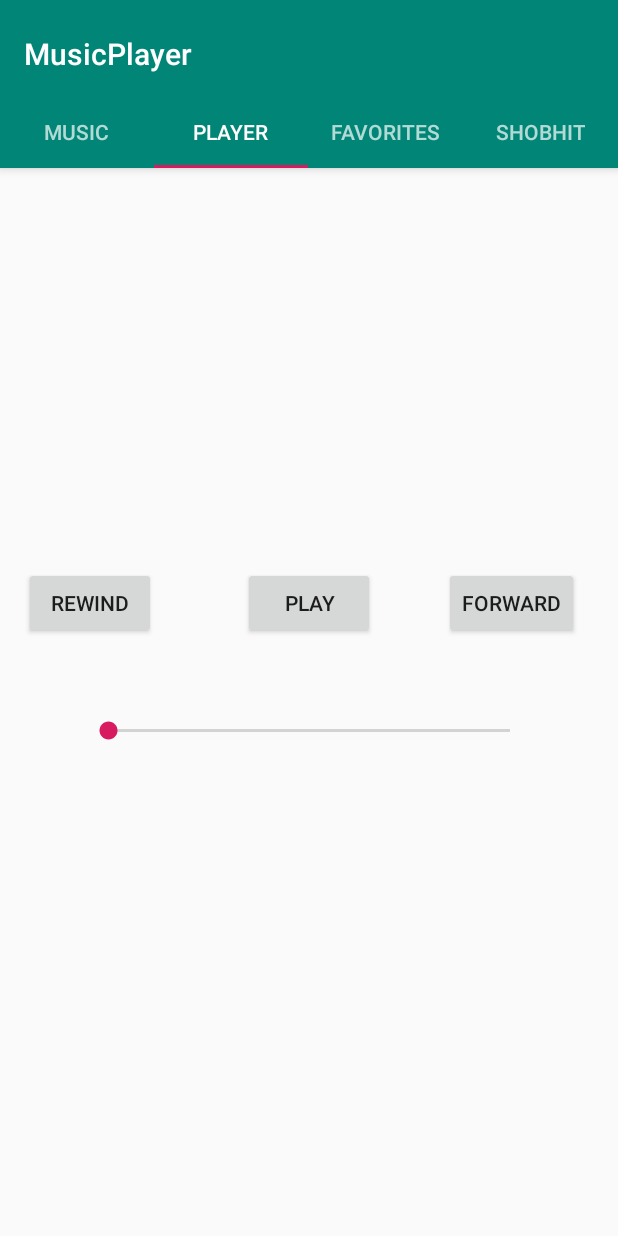
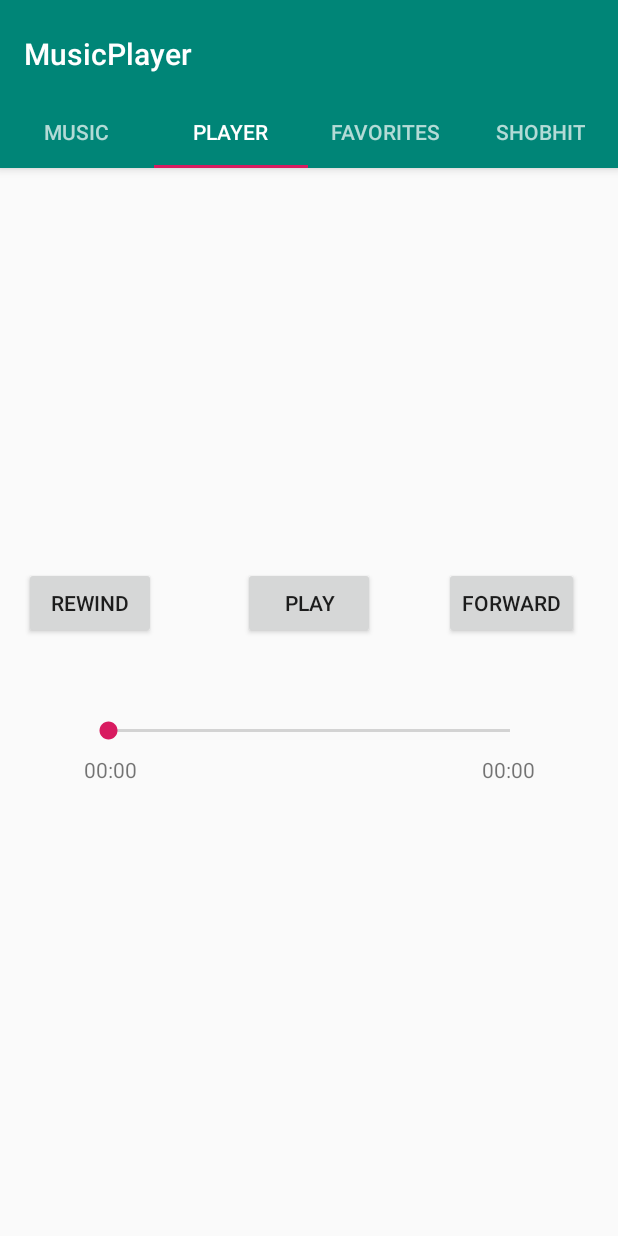
Before and after one commit to AneeshCRao/MusicPlayer_MAD, an Android app: the screen it shows after launch (MainActivity), tab 2 chosen, on a phone screen of 412 x 824 dp. Run offline under Robolectric (Android 15) with nearby library versions, the phone set to English and light mode, and no system bars.

```diff
--- a/app/src/main/java/com/example/musicplayer/MainActivity.java
+++ b/app/src/main/java/com/example/musicplayer/MainActivity.java
@@ -28,6 +28,8 @@ import android.widget.TextView;
 import android.widget.Toast;
 
 import java.util.ArrayList;
+import java.util.Timer;
+import java.util.TimerTask;
 
 public class MainActivity extends AppCompatActivity {
 
@@ -51,6 +53,7 @@ public class MainActivity extends AppCompatActivity {
     static ArrayAdapter<String> Fav_adapter;
 
 
+    public static Timer timer;
 
 
 
@@ -114,6 +117,15 @@ public class MainActivity extends AppCompatActivity {
         adapter.addFragment(new FavoritesFragment(), "FAVORITES");
         adapter.addFragment(new GuessSongFragment(), "SHOBHIT");
         viewPager.setAdapter(adapter);
+
+
     }
 
+
+
+
+
+
+
+
 }
--- a/app/src/main/res/layout/player.xml
+++ b/app/src/main/res/layout/player.xml
@@ -42,4 +42,22 @@
         android:outlineSpotShadowColor="@color/design_default_color_primary_dark"
         />
 
+    <TextView
+        android:id="@+id/timerTV"
+        android:layout_width="wrap_content"
+        android:layout_height="wrap_content"
+        android:layout_marginTop="375dp"
+        android:layout_marginLeft="40dp"
+        android:text="00:00"/>
+
+    <TextView
+        android:id="@+id/fullTimerTV"
+        android:layout_width="wrap_content"
+        android:layout_height="wrap_content"
+        android:layout_marginTop="375dp"
+        android:layout_marginLeft="305dp"
+        android:text="00:00"/>
+
+
+
 </RelativeLayout>
--- a/app/src/main/res/menu/menu1.xml
+++ b/app/src/main/res/menu/menu1.xml
@@ -5,5 +5,5 @@
         android:title="Play"/>
     <item
         android:id="@+id/add_playlist"
-        android:title="Add to playlist"/>
+        android:title="Add to Favorites"/>
 </menu>
```
Also changed, not shown: app/src/main/java/com/example/musicplayer/FavoritesFragment.java (+31 -22 lines), app/src/main/java/com/example/musicplayer/PlayerFragment.java (+97 -10 lines), app/src/main/java/com/example/musicplayer/SongSelectFragment.java (+12 -8 lines).
